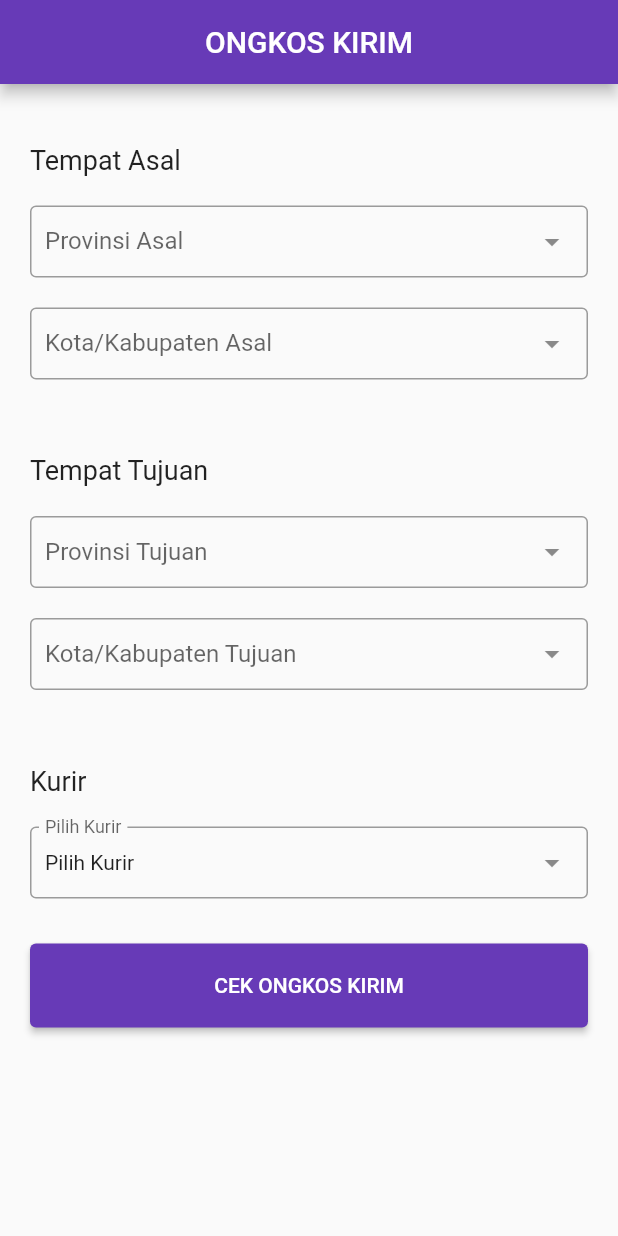
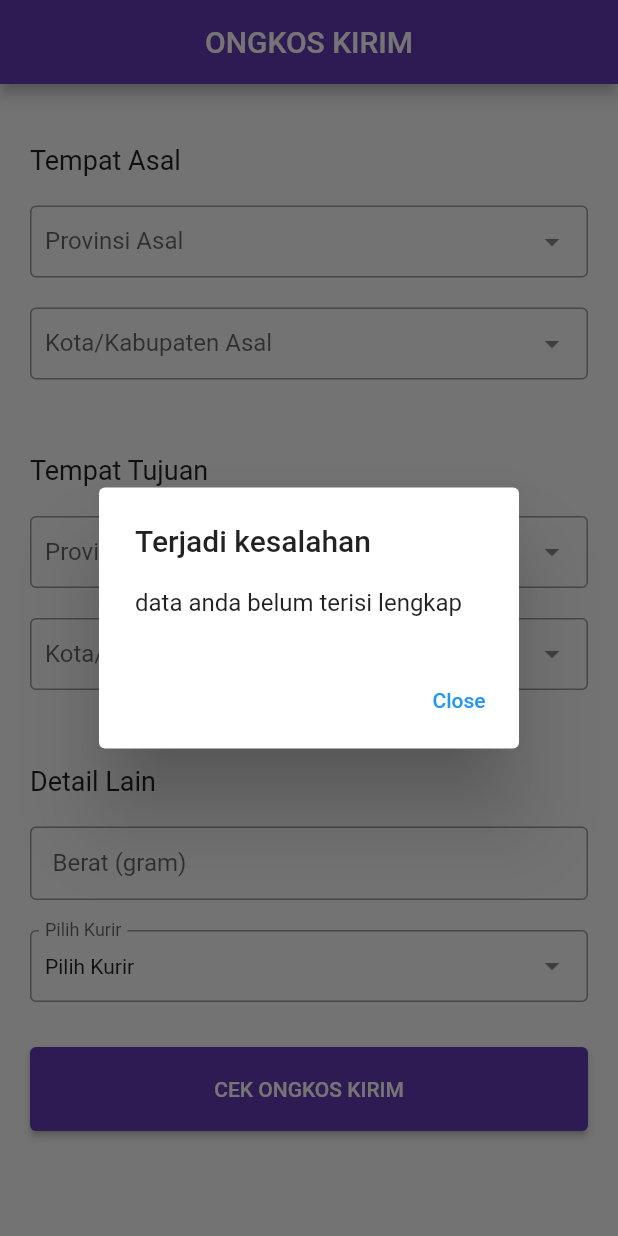
Before and after one commit to MichelleSetiyanti/Flutter-Cek-Ongkir-App, a Flutter app: the screen it shows after launch, after a tap on "CEK ONGKOS KIRIM", on a phone screen of 412 x 824 dp. Run offline on Flutter 3.47's test engine with Material 2 defaults, Android fonts, the phone set to English and light mode, and no system bars; drawn by our look-alikes of dropdown_search; our stand-ins replace dio, get; missing offline and left inert: dart:ffi.

Commit message:
Cek ongkir done

```diff
--- /dev/null
+++ b/lib/app/data/models/ongkir_model.dart
@@ -0,0 +1,55 @@
+class Ongkir {
+  String? service;
+  String? description;
+  List<Cost>? cost;
+
+  Ongkir({this.service, this.description, this.cost});
+
+  Ongkir.fromJson(Map<String, dynamic> json) {
+    service = json['service'];
+    description = json['description'];
+    if (json['cost'] != null) {
+      cost = <Cost>[];
+      json['cost'].forEach((v) {
+        cost?.add(Cost.fromJson(v));
+      });
+    }
+  }
+
+  Map<String, dynamic> toJson() {
+    final data = <String, dynamic>{};
+    data['service'] = service;
+    data['description'] = description;
+    if (cost != null) {
+      data['cost'] = cost?.map((v) => v.toJson()).toList();
+    }
+    return data;
+  }
+
+  static List<Ongkir> fromJsonList(List? data) {
+    if (data == null || data.length == 0) return [];
+    return data.map((e) => Ongkir.fromJson(e)).toList();
+  }
+}
+
+class Cost {
+  int? value;
+  String? etd;
+  String? note;
+
+  Cost({this.value, this.etd, this.note});
+
+  Cost.fromJson(Map<String, dynamic> json) {
+    value = json['value'];
+    etd = json['etd'];
+    note = json['note'];
+  }
+
+  Map<String, dynamic> toJson() {
+    final data = <String, dynamic>{};
+    data['value'] = value;
+    data['etd'] = etd;
+    data['note'] = note;
+    return data;
+  }
+}
--- a/lib/app/modules/home/controllers/home_controller.dart
+++ b/lib/app/modules/home/controllers/home_controller.dart
@@ -1,8 +1,99 @@
+import 'dart:convert';
+
+import 'package:flutter/material.dart';
 import 'package:get/get.dart';
+// import 'package:dio/dio.dart';
+import 'package:http/http.dart' as http;
+import '../../../data/models/ongkir_model.dart';
 
 class HomeController extends GetxController {
   RxString provAsalId = "0".obs;
   RxString cityAsalId = "0".obs;
   RxString provTujuanId = "0".obs;
   RxString cityTujuanId = "0".obs;
+  TextEditingController berat = TextEditingController();
+
+  List<Ongkir> ongkosKirim = [];
+  RxBool isLaoding = false.obs;
+
+  RxString codeKurir = "".obs;
+
+  void cekOngkir() async {
+    if (provAsalId != "0" &&
+        provTujuanId != "0" &&
+        cityAsalId != "0" &&
+        cityTujuanId != "0" &&
+        codeKurir != "" &&
+        berat.text != "") {
+      //eksekusi
+      try {
+        //gas
+        isLaoding.value = true;
+        var response = await http.post(
+          Uri.parse("https://api.rajaongkir.com/starter/cost"),
+          body: {
+            "origin": cityAsalId.value,
+            "destination": cityTujuanId.value,
+            "weight": berat.text,
+            "courier": codeKurir.value,
+          },
+          headers: {
+            "key": "5c1a41d60074756b308ad9635d893c76",
+            "content-type": "application/x-www-form-urlencoded",
+          },
+        );
+        // print(response.body);
+        isLaoding.value = false;
+        List ongkir = json.decode(response.body)["rajaongkir"]["results"][0]
+            ["costs"] as List;
+        // print(ongkir);
+        ongkosKirim = Ongkir.fromJsonList(ongkir);
+        Get.defaultDialog(
+          title: "ONGKOS KIRIM",
+          content: Column(
+            crossAxisAlignment: CrossAxisAlignment.start,
+            children: ongkosKirim
+                .map(
+                  (e) => ListTile(
+                    title: Text("${e.service!.toUpperCase()}"),
+                    subtitle: Text("Rp ${e.cost![0].value}"),
+                  ),
+                )
+                .toList(),
+          ),
+        );
+        // print(data);
+        // data.forEach((element) {
+        //   print(element.toJson());
+        // });
+      } catch (e) {
+        print(e);
+        Get.dialog(
+          AlertDialog(
+            title: const Text('Terjadi kesalahan'),
+            content: const Text('Tidak dapat mengecek ongkos kirim.'),
+            actions: [
+              TextButton(
+                child: const Text("Close"),
+                onPressed: () => Get.back(),
+              ),
+            ],
+          ),
+        );
+      }
+    } else {
+      Get.dialog(
+        AlertDialog(
+          title: const Text('Terjadi kesalahan'),
+          content: const Text('data anda belum terisi lengkap'),
+          actions: [
+            TextButton(
+              child: const Text("Close"),
+              onPressed: () => Get.back(),
+            ),
+          ],
+        ),
+      );
+    }
+  }
 }
--- a/lib/app/modules/home/views/home_view.dart
+++ b/lib/app/modules/home/views/home_view.dart
@@ -186,10 +186,27 @@ class HomeView extends GetView<HomeController> {
           ),
           Padding(
             padding: const EdgeInsets.symmetric(vertical: 20),
-            child: Text("Kurir",
+            child: Text("Detail Lain",
                 style: TextStyle(
                   fontSize: 18,
                 )),
+          ),
+          TextField(
+            autocorrect: false,
+            controller: controller.berat,
+            keyboardType: TextInputType.number,
+            decoration: InputDecoration(
+              labelText: "Berat (gram)",
+              hintText: "Berat (gram)",
+              contentPadding: EdgeInsets.symmetric(
+                vertical: 15,
+                horizontal: 15,
+              ),
+              border: OutlineInputBorder(),
+            ),
+          ),
+          SizedBox(
+            height: 20,
           ),
           DropdownSearch<Map<String, dynamic>>(
             items: [
@@ -222,18 +239,26 @@ class HomeView extends GetView<HomeController> {
                 title: Text("${item['name']}"),
               ),
             ),
+            onChanged: (value) =>
+                controller.codeKurir.value = value?["code"] ?? "",
             dropdownBuilder: (context, selectedItem) =>
                 Text("${selectedItem?['name'] ?? "Pilih Kurir"}"),
           ),
           SizedBox(
             height: 30,
           ),
-          ElevatedButton(
-            onPressed: () {},
-            child: Text("CEK ONGKOS KIRIM"),
-            style: ButtonStyle(
-                backgroundColor: MaterialStateProperty.all(Colors.deepPurple),
-                padding: MaterialStateProperty.all(EdgeInsets.all(20))),
+          Obx(
+            () => ElevatedButton(
+              onPressed: () {
+                if (controller.isLaoding.isFalse) {
+                  controller.cekOngkir();
+                }
+              },
+              child: Text("CEK ONGKOS KIRIM"),
+              style: ButtonStyle(
+                  backgroundColor: MaterialStateProperty.all(Colors.deepPurple),
+                  padding: MaterialStateProperty.all(EdgeInsets.all(20))),
+            ),
           ),
         ],
       ),
--- a/pubspec.yaml
+++ b/pubspec.yaml
@@ -12,6 +12,7 @@ dependencies:
   flutter:
     sdk: flutter
   get: 4.6.5
+  http: ^0.13.5
 
 dev_dependencies:
   flutter_lints: ^2.0.0
```
Also changed, not shown: assets/models/ongkir.json (added, +11 -0 lines), lib/app/data/providers/ongkir_provider.dart (added, +23 -0 lines), pubspec.lock.
